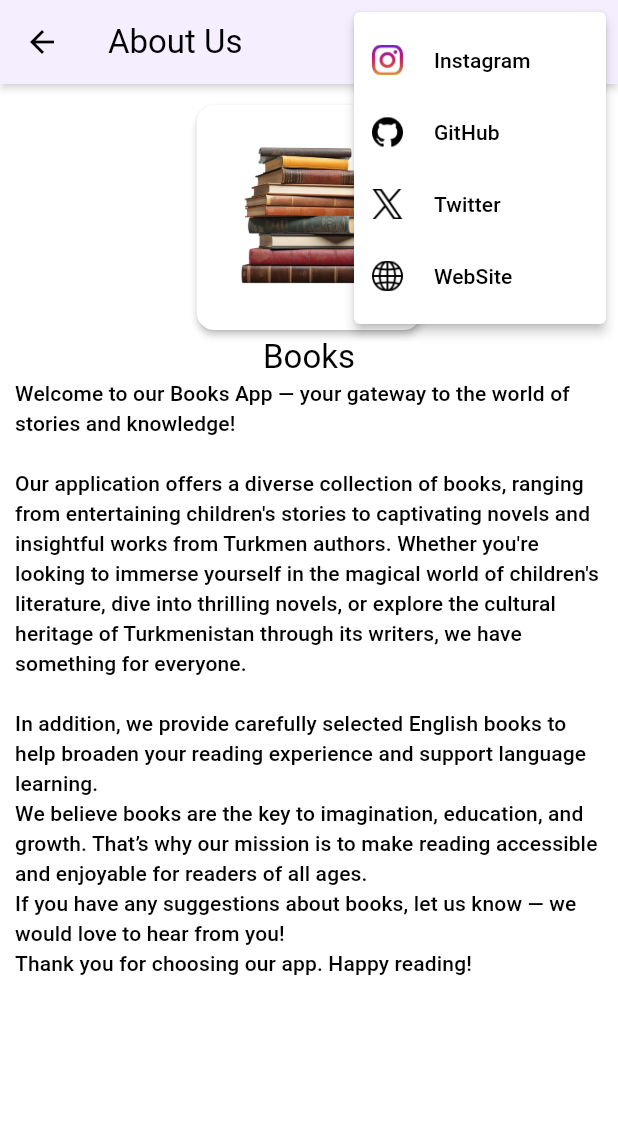
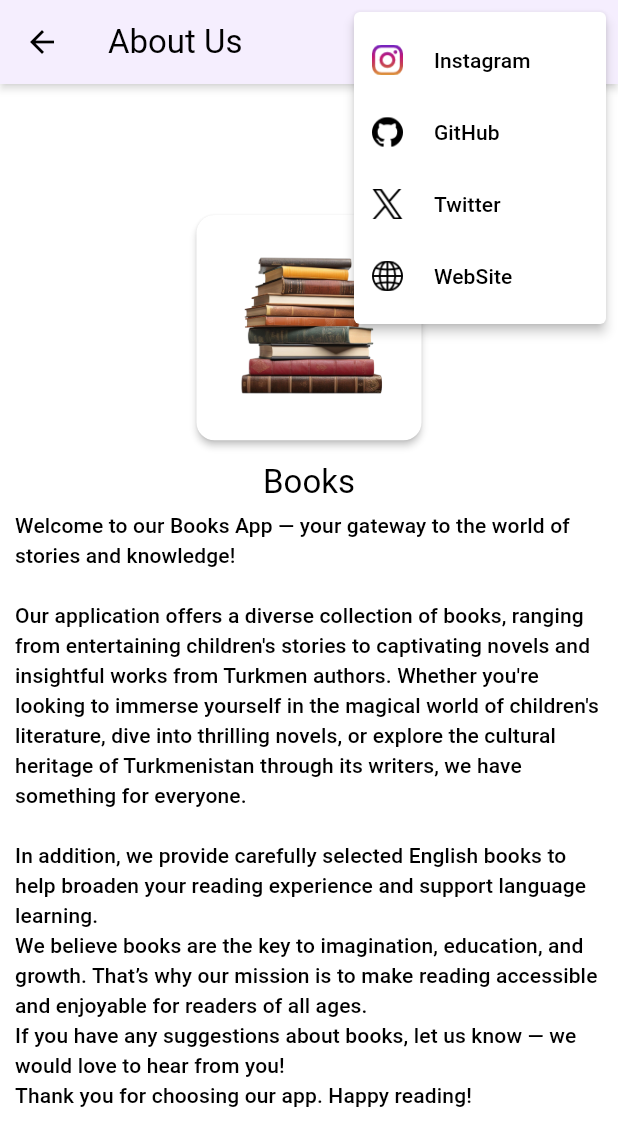
Before and after one commit to Vepa03/kitaplar, a Flutter app: the AboutUs screen opened directly, after a tap on the "more vert" icon, on a phone screen of 412 x 824 dp. Shown: the top 1146 px of the screen. Run offline on Flutter 3.47's test engine with Material 3 defaults, Android fonts, the phone set to English and light mode, and no system bars; our stand-ins replace flutter_localization, font_awesome_flutter, lottie; missing offline and left inert: syncfusion_flutter_pdfviewer; network calls fail.

Commit message:
about us onarylydy

```diff
--- a/lib/pages/about_us.dart
+++ b/lib/pages/about_us.dart
@@ -3,51 +3,47 @@ import 'package:flutter_localization/flutter_localization.dart';
 import 'package:kitaplar/applocale.dart';
 import 'package:url_launcher/url_launcher.dart';
 
-class AboutUs extends StatefulWidget {
+class AboutUs extends StatelessWidget {
   const AboutUs({super.key});
 
-  @override
-  State<AboutUs> createState() => _AboutUsState();
-}
+  static  Map<String, Uri> socialLinks = {
+    "Instagram": Uri.parse("https://www.instagram.com/vepa03_/"),
+    "GitHub": Uri.parse("https://github.com/Vepa03"),
+    "Twitter": Uri.parse("https://x.com/vepaskaa"),
+    "WebSite": Uri.parse("https://babayev.vercel.app/"),
+  };
 
-class _AboutUsState extends State<AboutUs> {
-  final Map<String, String> socialLinks = {
-  "Instagram": "https://www.instagram.com/vepa03_/",
-  "GitHub": "https://github.com/your_username",
-  "Twitter": "https://twitter.com/your_username",
-  "WebSite": "https://babayev.vercel.app/",
-
-};
-void _launchURL(String urlString) async {
-    final url = Uri.parse(urlString);
-    if (await canLaunchUrl(url)) {
-      await launchUrl(url);
-    } else {
+  Future<void> _launchURL(BuildContext context, Uri url) async {
+    if (!await launchUrl(url, mode: LaunchMode.externalApplication)) {
       ScaffoldMessenger.of(context).showSnackBar(
-        SnackBar(content: Text("Could not launch $urlString")),
+        SnackBar(content: Text("Could not launch $url")),
       );
     }
   }
+
   @override
   Widget build(BuildContext context) {
-    double width_size = MediaQuery.of(context).size.width;
-    double height_size = MediaQuery.of(context).size.height;
-    return  Scaffold(
+    double widthSize = MediaQuery.of(context).size.width;
+
+    return Scaffold(
       appBar: AppBar(
-        title: Text(Applocale.about_us.getString(context), style: Theme.of(context).textTheme.titleLarge,),
+        title: Text(
+          Applocale.about_us.getString(context),
+          style: Theme.of(context).textTheme.titleLarge,
+        ),
         elevation: 2,
         actions: [
           PopupMenuButton<String>(
             onSelected: (value) {
-              _launchURL(socialLinks[value]!);
+              _launchURL(context, socialLinks[value]!);
             },
             itemBuilder: (context) => [
               PopupMenuItem(
                 value: "Instagram",
                 child: Row(
                   children: [
-                    Image.asset("lib/assets/images/instagram.png", width: width_size*0.05,),
-                    SizedBox(width: width_size*0.05,),
+                    Image.asset("lib/assets/images/instagram.png", width: widthSize * 0.05),
+                    SizedBox(width: widthSize * 0.05),
                     Text("Instagram"),
                   ],
                 ),
@@ -56,8 +52,8 @@ void _launchURL(String urlString) async {
                 value: "GitHub",
                 child: Row(
                   children: [
-                    Image.asset("lib/assets/images/github.png", width: width_size*0.05,),
-                    SizedBox(width: width_size*0.05,),
+                    Image.asset("lib/assets/images/github.png", width: widthSize * 0.05),
+                    SizedBox(width: widthSize * 0.05),
                     Text("GitHub"),
                   ],
                 ),
@@ -66,8 +62,8 @@ void _launchURL(String urlString) async {
                 value: "Twitter",
                 child: Row(
                   children: [
-                    Image.asset("lib/assets/images/twitter.png", width: width_size*0.05,),
-                    SizedBox(width: width_size*0.05,),
+                    Image.asset("lib/assets/images/twitter.png", width: widthSize * 0.05),
+                    SizedBox(width: widthSize * 0.05),
                     Text("Twitter"),
                   ],
                 ),
@@ -76,8 +72,8 @@ void _launchURL(String urlString) async {
                 value: "WebSite",
                 child: Row(
                   children: [
-                    Image.asset("lib/assets/images/world-wide-web.png", width: width_size*0.05,),
-                    SizedBox(width: width_size*0.05,),
+                    Image.asset("lib/assets/images/world-wide-web.png", width: widthSize * 0.05),
+                    SizedBox(width: widthSize * 0.05),
                     Text("WebSite"),
                   ],
                 ),
@@ -90,13 +86,22 @@ void _launchURL(String urlString) async {
         child: Padding(
           padding: const EdgeInsets.all(10.0),
           child: Column(
+            mainAxisAlignment: MainAxisAlignment.center,
             children: [
               Card(
                 elevation: 2,
-                child: Image.asset("lib/assets/images/books.png", width: 150, height: 150,),
+                child: Image.asset("lib/assets/images/books.png", width: 150, height: 150),
               ),
-              Text(Applocale.title.getString(context), style: Theme.of(context).textTheme.titleLarge,),
-              Text(Applocale.biz_hakynda.getString(context), style: Theme.of(context).textTheme.titleSmall,)
+              const SizedBox(height: 10),
+              Text(
+                Applocale.title.getString(context),
+                style: Theme.of(context).textTheme.titleLarge,
+              ),
+              const SizedBox(height: 5),
+              Text(
+                Applocale.biz_hakynda.getString(context),
+                style: Theme.of(context).textTheme.titleSmall,
+              ),
             ],
           ),
         ),
```
Also changed, not shown: 1 other file.
